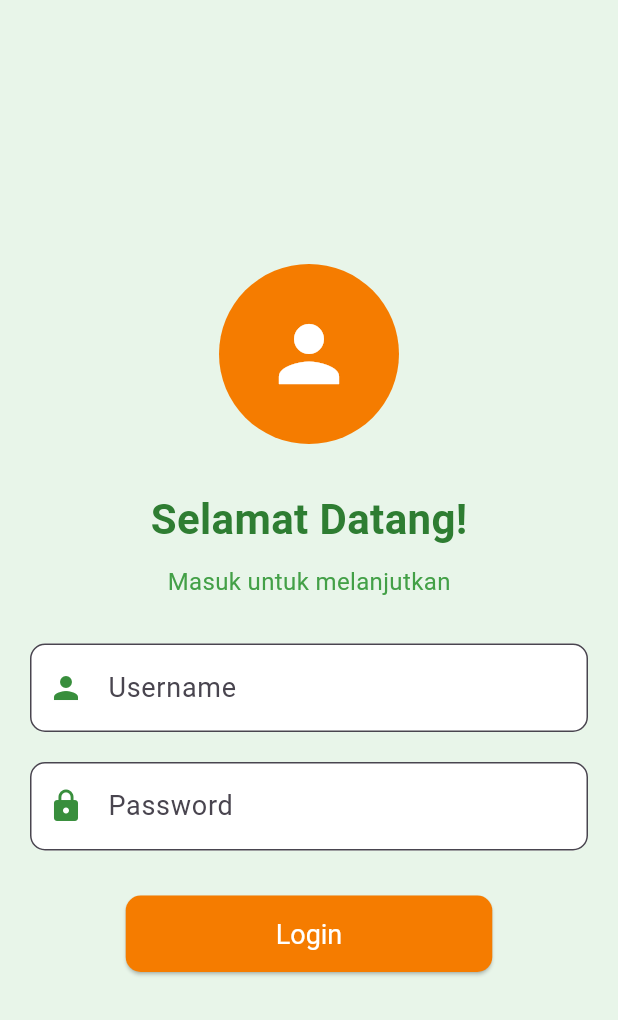
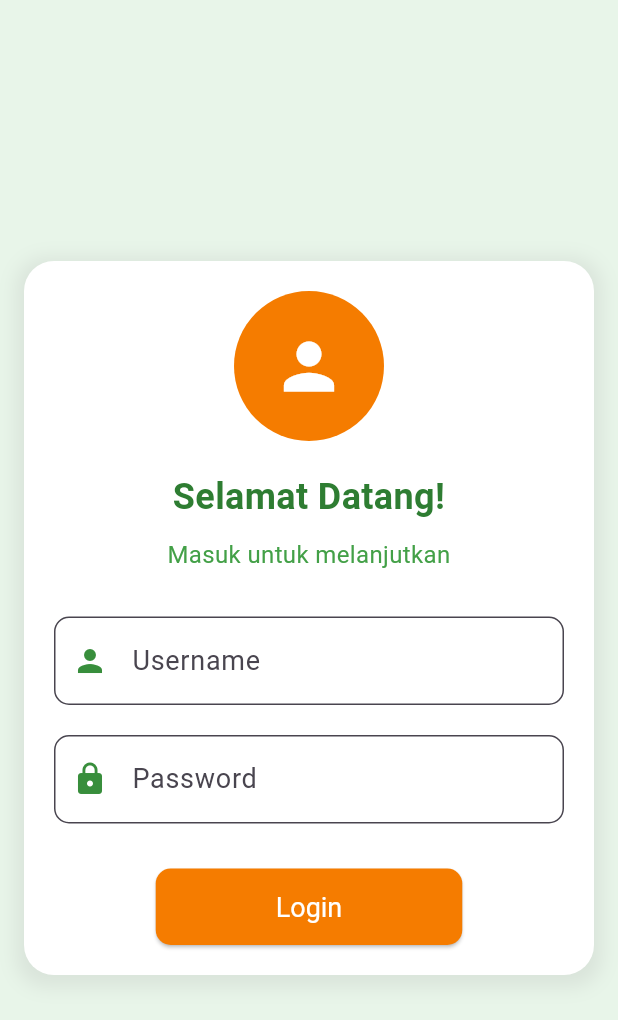
Before and after one commit to DestianArdanAlfatanu/LabMobile3_Destian-Ardan-Alfatanu_Shift-E, a Flutter app: the screen it shows after launch, on a phone screen of 412 x 824 dp. Shown: the top 1020 px of the screen. Run offline on Flutter 3.47's test engine with Material 3 defaults, Android fonts, the phone set to English and light mode, and no system bars; our stand-ins replace shared_preferences.

Commit message:
Update login_page.dart

```diff
--- a/lib/pages/login_page.dart
+++ b/lib/pages/login_page.dart
@@ -29,30 +29,47 @@ class _LoginPageState extends State<LoginPage> {
       backgroundColor: Colors.green.shade50,
       body: Center(
         child: Padding(
-          padding: const EdgeInsets.all(20.0),
+          padding: const EdgeInsets.all(16.0), // Consistent padding for all sides
           child: SingleChildScrollView(
+            child: Container(
+              decoration: BoxDecoration(
+                color: Colors.white,
+                borderRadius: BorderRadius.circular(20),
+                boxShadow: [
+                  BoxShadow(
+                    color: Colors.grey.withOpacity(0.2),
+                    spreadRadius: 5,
+                    blurRadius: 10,
+                    offset: Offset(0, 3), // changes position of shadow
+                  ),
+                ],
+              ),
+              child: Padding(
+                padding: const EdgeInsets.all(20.0), // Inner padding
                 child: Column(
                   mainAxisAlignment: MainAxisAlignment.center,
                   children: [
+                    // Avatar
                     CircleAvatar(
-                  radius: 60,
+                      radius: 50,
                       backgroundColor: Colors.orange.shade700,
                       child: Icon(
                         Icons.person,
-                    size: 60,
+                        size: 50,
                         color: Colors.white,
                       ),
                     ),
-                SizedBox(height: 30),
+                    SizedBox(height: 20),
 
-
+                    // Welcome Text
                     Text(
                       'Selamat Datang!',
                       style: TextStyle(
-                    fontSize: 28,
+                        fontSize: 24,
                         fontWeight: FontWeight.bold,
                         color: Colors.green.shade800,
                       ),
+                      textAlign: TextAlign.center,
                     ),
                     SizedBox(height: 10),
                     Text(
@@ -61,10 +78,11 @@ class _LoginPageState extends State<LoginPage> {
                         fontSize: 16,
                         color: Colors.green.shade600,
                       ),
+                      textAlign: TextAlign.center,
                     ),
                     SizedBox(height: 30),
 
-                // TextField Username
+                    // Username TextField
                     TextField(
                       controller: _usernameController,
                       decoration: InputDecoration(
@@ -89,7 +107,7 @@ class _LoginPageState extends State<LoginPage> {
                     ),
                     SizedBox(height: 20),
 
-                // TextField Password
+                    // Password TextField
                     TextField(
                       controller: _passwordController,
                       decoration: InputDecoration(
@@ -115,13 +133,13 @@ class _LoginPageState extends State<LoginPage> {
                     ),
                     SizedBox(height: 30),
 
-                // Tombol Login
+                    // Login Button
                     ElevatedButton(
                       onPressed: _login,
                       style: ElevatedButton.styleFrom(
                         backgroundColor: Colors.orange.shade700,
                         foregroundColor: Colors.white,
-                    padding: EdgeInsets.symmetric(horizontal: 100, vertical: 15),
+                        padding: EdgeInsets.symmetric(horizontal: 80, vertical: 15),
                         shape: RoundedRectangleBorder(
                           borderRadius: BorderRadius.circular(10),
                         ),
@@ -136,6 +154,8 @@ class _LoginPageState extends State<LoginPage> {
               ),
             ),
           ),
+        ),
+      ),
     );
   }
 }
```
Lines whose indentation alone changed are shown as unchanged.
